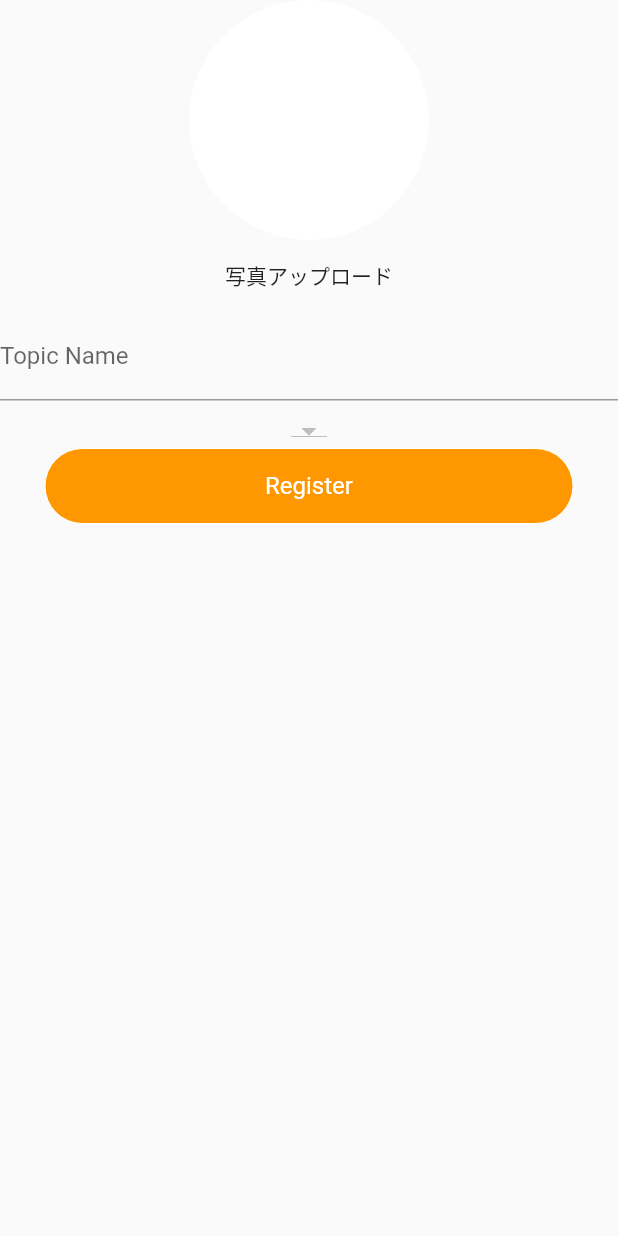
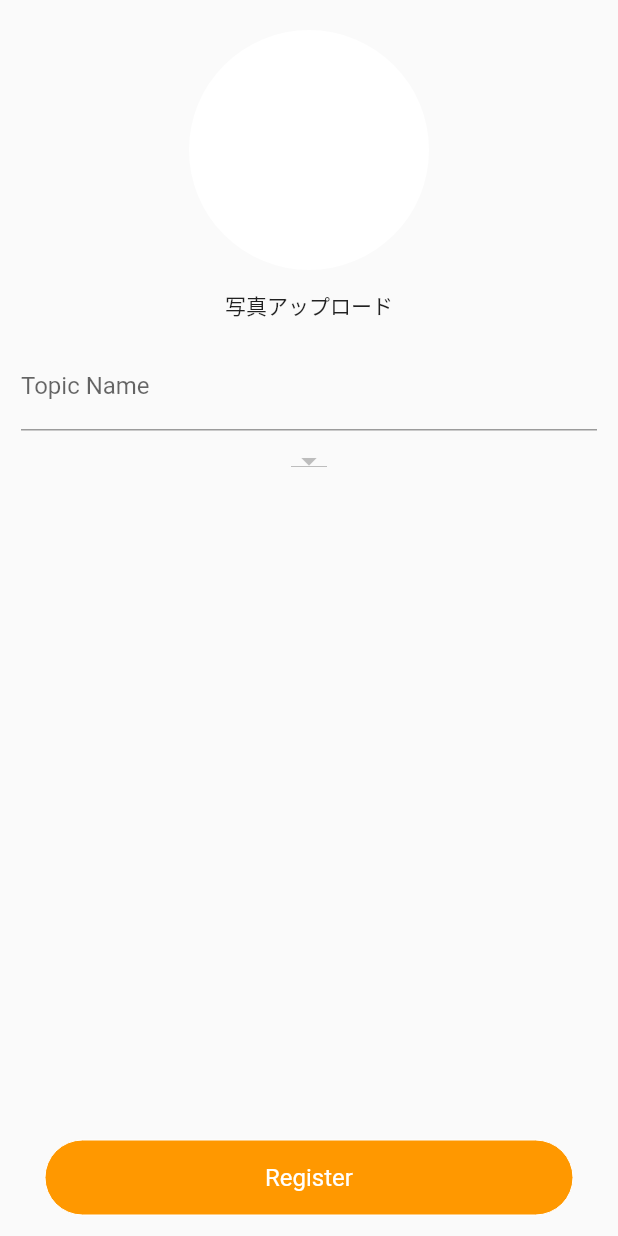
Before and after one commit to teamCairo/convas, a Flutter app: the MyPage screen opened directly, after a tap on "register topic", on a phone screen of 412 x 824 dp. Run offline on Flutter 3.47's test engine with Material 2 defaults, Android fonts, the phone set to English and light mode, and no system bars; our stand-ins replace cloud_firestore, firebase_auth, firebase_core, firebase_messaging, firebase_storage, flutter_image_compress and 3 more; accounts and stored records are empty; generated files the repository leaves out were written again.

```diff
--- a/lib/myPageUI.dart
+++ b/lib/myPageUI.dart
@@ -112,13 +112,18 @@ class MyPage extends ConsumerWidget {
 
   Widget bigIconButton(
       {required String text, required IconData icon, Function()? onPressed}) {
-    return GestureDetector(
-        child: Padding(
-          padding: const EdgeInsets.all(8.0),
-          child: Column(
-            children: [Icon(icon, size: 50), black16TextCenter(text)],
+    return SizedBox(
+      width:120,
+      child: GestureDetector(
+          child: Padding(
+            padding: const EdgeInsets.all(8.0),
+            child: Column(
+              mainAxisAlignment:MainAxisAlignment.center,
+              children: [Icon(icon, size: 50),
+                black16TextCenter(text)],
+            ),
           ),
-        ),
-        onTap: onPressed);
+          onTap: onPressed),
+    );
   }
 }
--- a/lib/topicRegisterUI.dart
+++ b/lib/topicRegisterUI.dart
@@ -25,8 +25,14 @@ class TopicRegister extends ConsumerWidget {
 
     return Scaffold(
         body: SafeArea(
-            child: Column(children: [
-              Center(
+            child: Column(
+                mainAxisAlignment: MainAxisAlignment.spaceBetween,
+                children: [
+              Column(
+                children: [
+                  Padding(
+                    padding: const EdgeInsets.only(top:20.0),
+                    child: Center(
                       child: imageAvatar(
                         radius: 80,
                         image:
@@ -37,19 +43,23 @@ class TopicRegister extends ConsumerWidget {
                             .topicImagePhotoFile!),
                       ),
                     ),
+                  ),
                   MaterialButton(
                       onPressed: () async {
                         await setTopicImage(ref);
                       },
                       child: const Text('写真アップロード') //,
                   ),
-              TextFormField(
+                  Padding(
+                    padding: const EdgeInsets.symmetric(horizontal: 14.0),
+                    child: TextFormField(
                       // テキスト入力のラベルを設定
                       decoration: const InputDecoration(labelText: "Topic Name"),
                       controller: topicEditingController,
                       onChanged: (String value) {
                         ref.read(topicNameProvider.state).update((state) => value);
                       },
+                    ),
                   ),
                   const SizedBox(height: 8),
                   DropdownButton(
@@ -61,7 +71,11 @@ class TopicRegister extends ConsumerWidget {
                           .setCategoryItemId(value.toString())
                     },
                   ),
-              orangeRoundButton(
+                ],
+              ),
+              Padding(
+                padding: const EdgeInsets.only(bottom:14.0),
+                child: orangeRoundButton(
                   text:"Register",
                   onPressed:() async {
                     if (await checkTopicData(context,ref,ref.watch(topicNameProvider))) {
@@ -82,7 +96,8 @@ class TopicRegister extends ConsumerWidget {
 
                       await showOkInfoDialog(context,"data has been inserted");
                     }
-                },)
+                  },),
+              )
             ])));
   }
 
```
Lines whose indentation alone changed are shown as unchanged.
